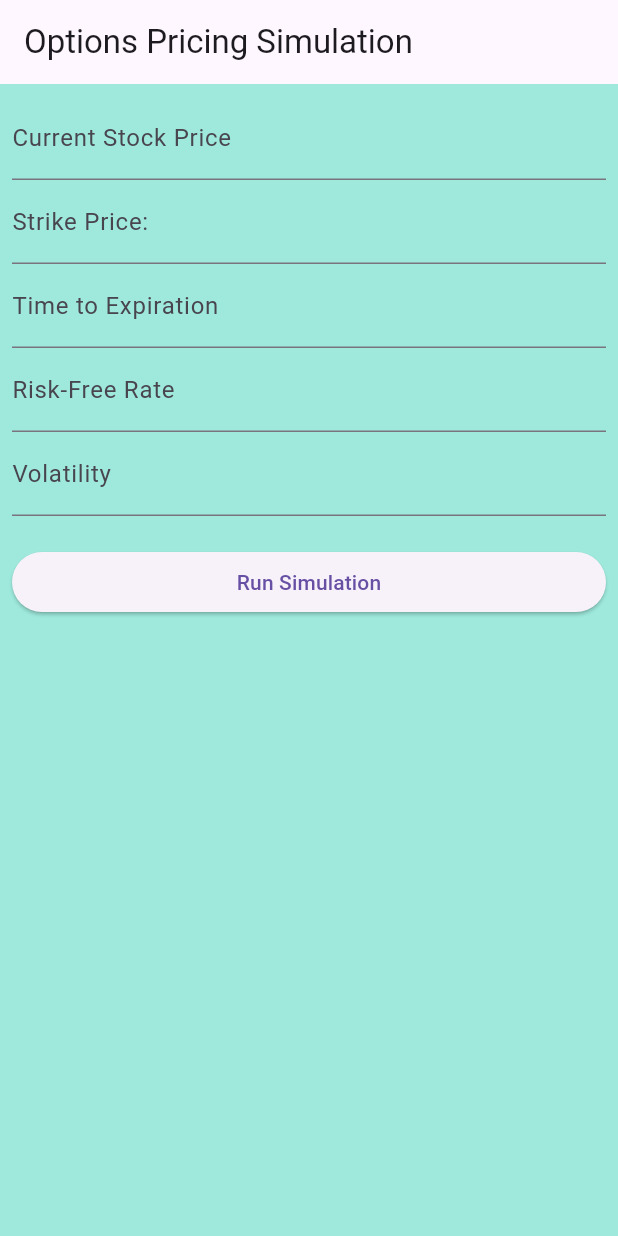
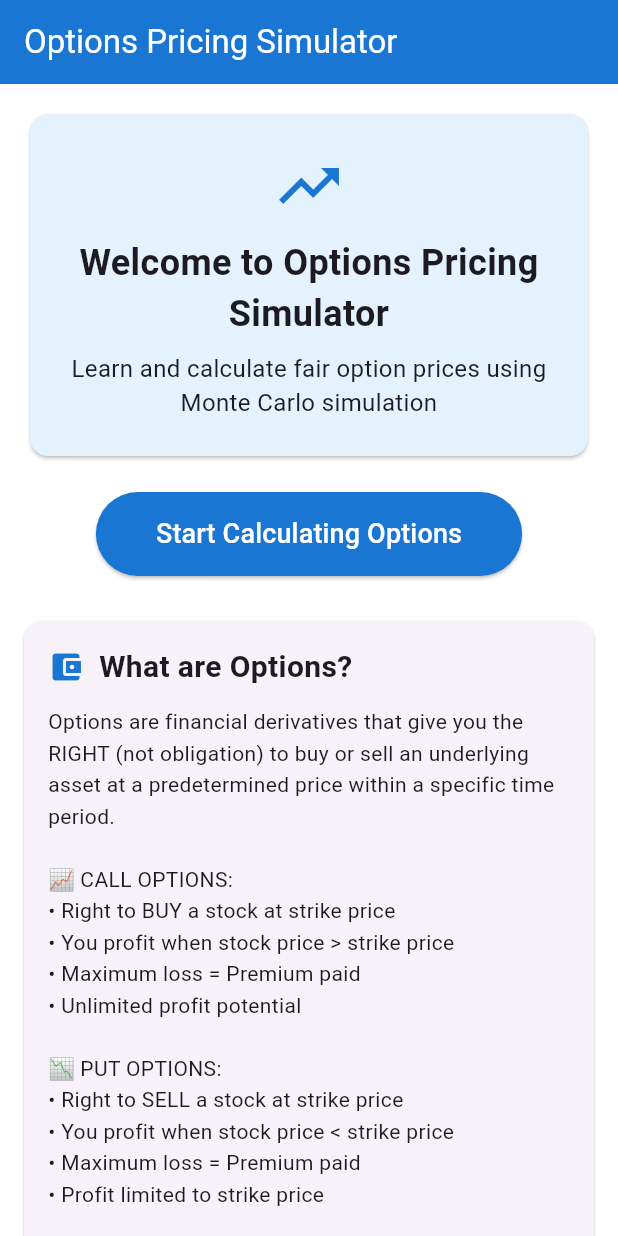
Before and after one commit to ayushgupta5924/options-simulation, a Flutter app: the screen it shows after launch, on a phone screen of 412 x 824 dp. Run offline on Flutter 3.47's test engine with Material 3 defaults, Android fonts, the light colour scheme and no system bars.

Commit message:
Updated UI

```diff
--- a/option_trading/lib/main.dart
+++ b/option_trading/lib/main.dart
@@ -1,12 +1,9 @@
 import 'package:flutter/material.dart';
-import 'package:option_trading/screens/input_screen.dart';
-// ignore: unused_import
-import 'package:http/http.dart' as http;
+import 'package:option_trading/screens/home_screen.dart';
 
 void main() {
   runApp(const MyApp());
 }
-
 
 class MyApp extends StatelessWidget {
   const MyApp({super.key});
@@ -17,9 +14,9 @@ class MyApp extends StatelessWidget {
       title: 'Option Pricing Simulation',
       theme: ThemeData(
         primarySwatch: Colors.blue,
-        scaffoldBackgroundColor: Color.fromARGB(138, 76, 214, 191),
+        scaffoldBackgroundColor: Colors.white,
       ),
-      home: InputScreen(),
+      home: HomeScreen(),
     );
   }
 }
--- /dev/null
+++ b/option_trading/lib/screens/home_screen.dart
@@ -0,0 +1,255 @@
+import 'package:flutter/material.dart';
+import 'package:option_trading/screens/input_screen.dart';
+
+class HomeScreen extends StatelessWidget {
+  @override
+  Widget build(BuildContext context) {
+    return Scaffold(
+      appBar: AppBar(
+        title: const Text('Options Pricing Simulator'),
+        backgroundColor: Colors.blue[700],
+        foregroundColor: Colors.white,
+      ),
+      body: SingleChildScrollView(
+        padding: EdgeInsets.all(16.0),
+        child: Column(
+          crossAxisAlignment: CrossAxisAlignment.start,
+          children: [
+            // Welcome Section
+            Center(
+              child: Card(
+                color: Colors.blue[50],
+                child: Padding(
+                  padding: EdgeInsets.all(24.0),
+                  child: Column(
+                    mainAxisSize: MainAxisSize.min,
+                    children: [
+                      Icon(Icons.trending_up, size: 48, color: Colors.blue[700]),
+                      SizedBox(height: 10),
+                      Text('Welcome to Options Pricing Simulator',
+                           style: TextStyle(fontSize: 24, fontWeight: FontWeight.bold),
+                           textAlign: TextAlign.center),
+                      SizedBox(height: 8),
+                      Text('Learn and calculate fair option prices using Monte Carlo simulation',
+                           style: TextStyle(fontSize: 16), textAlign: TextAlign.center),
+                    ],
+                  ),
+                ),
+              ),
+            ),
+            SizedBox(height: 20),
+
+            // Start Button at top
+            Center(
+              child: ElevatedButton(
+                onPressed: () {
+                  Navigator.push(
+                    context,
+                    MaterialPageRoute(builder: (context) => InputScreen()),
+                  );
+                },
+                style: ElevatedButton.styleFrom(
+                  backgroundColor: Colors.blue[700],
+                  foregroundColor: Colors.white,
+                  padding: EdgeInsets.symmetric(horizontal: 40, vertical: 15),
+                ),
+                child: Text('Start Calculating Options', style: TextStyle(fontSize: 18)),
+              ),
+            ),
+            SizedBox(height: 30),
+
+            // Two Column Layout
+            LayoutBuilder(
+              builder: (context, constraints) {
+                if (constraints.maxWidth > 800) {
+                  return Row(
+                    crossAxisAlignment: CrossAxisAlignment.start,
+                    children: [
+                      Expanded(child: _buildLeftColumn()),
+                      SizedBox(width: 16),
+                      Expanded(child: _buildRightColumn()),
+                    ],
+                  );
+                } else {
+                  return Column(
+                    children: [
+                      _buildLeftColumn(),
+                      _buildRightColumn(),
+                    ],
+                  );
+                }
+              },
+            ),
+          ],
+        ),
+      ),
+    );
+  }
+
+  Widget _buildLeftColumn() {
+    return Column(
+      children: [
+        // What are Options - Detailed
+        _buildSection(
+          'What are Options?',
+          'Options are financial derivatives that give you the RIGHT (not obligation) to buy or sell an underlying asset at a predetermined price within a specific time period.\n\n'
+          '📈 CALL OPTIONS:\n'
+          '• Right to BUY a stock at strike price\n'
+          '• You profit when stock price > strike price\n'
+          '• Maximum loss = Premium paid\n'
+          '• Unlimited profit potential\n\n'
+          '📉 PUT OPTIONS:\n'
+          '• Right to SELL a stock at strike price\n'
+          '• You profit when stock price < strike price\n'
+          '• Maximum loss = Premium paid\n'
+          '• Profit limited to strike price\n\n'
+          '💡 KEY TERMS:\n'
+          '• Premium: Price you pay to buy the option\n'
+          '• Strike Price: The agreed buying/selling price\n'
+          '• Expiration: When the option expires\n'
+          '• Exercise: Actually using your right to buy/sell',
+          Icons.account_balance_wallet,
+        ),
+
+        // Real Examples
+        _buildSection(
+          'Real-World Examples',
+          '🔥 CALL OPTION EXAMPLE:\n'
+          'Stock: Reliance, Current Price: ₹2,500\n'
+          'You buy Call Option: Strike ₹2,600, Premium ₹50\n\n'
+          'Scenario 1 - Stock rises to ₹2,800:\n'
+          '• Exercise option: Buy at ₹2,600, Sell at ₹2,800\n'
+          '• Profit = ₹2,800 - ₹2,600 - ₹50 = ₹150 per share\n\n'
+          'Scenario 2 - Stock falls to ₹2,400:\n'
+          '• Don\'t exercise (why buy at ₹2,600 when market is ₹2,400?)\n'
+          '• Loss = Premium paid = ₹50 per share\n\n'
+          '❄️ PUT OPTION EXAMPLE:\n'
+          'Stock: TCS, Current Price: ₹3,500\n'
+          'You buy Put Option: Strike ₹3,400, Premium ₹80\n\n'
+          'Scenario 1 - Stock falls to ₹3,200:\n'
+          '• Exercise option: Sell at ₹3,400 when market is ₹3,200\n'
+          '• Profit = ₹3,400 - ₹3,200 - ₹80 = ₹120 per share\n\n'
+          'Scenario 2 - Stock rises to ₹3,700:\n'
+          '• Don\'t exercise (why sell at ₹3,400 when market is ₹3,700?)\n'
+          '• Loss = Premium paid = ₹80 per share',
+          Icons.trending_up,
+        ),
+
+        // Mathematical Model
+        _buildSection(
+          'Mathematical Formula',
+          'Stock Price Movement (Geometric Brownian Motion):\n'
+          'S(t+dt) = S(t) × exp((r - σ²/2)×dt + σ×√dt×ε)\n\n'
+          'Where:\n'
+          '• S(t) = Stock price at time t\n'
+          '• r = Risk-free rate\n'
+          '• σ = Volatility\n'
+          '• dt = Time step\n'
+          '• ε = Random normal variable\n\n'
+          'Option Price = e^(-r×T) × Average(max(S_final - K, 0))',
+          Icons.calculate,
+        ),
+      ],
+    );
+  }
+
+  Widget _buildRightColumn() {
+    return Column(
+      children: [
+        // Why Options Matter
+        _buildSection(
+          'Why Trade Options?',
+          '🎯 LEVERAGE:\n'
+          '• Control large positions with small capital\n'
+          '• ₹5,000 premium can control ₹2,50,000 worth of stocks\n\n'
+          '🛡️ HEDGING:\n'
+          '• Protect your stock portfolio from losses\n'
+          '• Buy puts to insure against price drops\n\n'
+          '💰 INCOME GENERATION:\n'
+          '• Sell options to earn premium income\n'
+          '• Generate monthly cash flow from your holdings\n\n'
+          '📊 SPECULATION:\n'
+          '• Bet on price direction with limited risk\n'
+          '• Higher returns than direct stock investment\n\n'
+          '⚠️ RISKS:\n'
+          '• Options can expire worthless (100% loss)\n'
+          '• Time decay reduces option value daily\n'
+          '• Requires good market timing and analysis',
+          Icons.psychology,
+        ),
+
+        // Factors Affecting Option Prices
+        _buildSection(
+          'What Affects Option Prices?',
+          '📈 STOCK PRICE:\n'
+          '• Higher stock price = Higher call option value\n'
+          '• Higher stock price = Lower put option value\n\n'
+          '🎯 STRIKE PRICE:\n'
+          '• Lower strike = More expensive call options\n'
+          '• Higher strike = More expensive put options\n\n'
+          '⏰ TIME TO EXPIRATION:\n'
+          '• More time = Higher option value (more chances to profit)\n'
+          '• Time decay accelerates as expiration approaches\n\n'
+          '📊 VOLATILITY:\n'
+          '• Higher volatility = Higher option prices\n'
+          '• More price swings = More profit opportunities\n\n'
+          '💰 INTEREST RATES:\n'
+          '• Higher rates = Higher call prices, Lower put prices\n'
+          '• Affects the present value calculations\n\n'
+          '💸 DIVIDENDS:\n'
+          '• Expected dividends reduce call prices\n'
+          '• Increase put prices (stock goes ex-dividend)',
+          Icons.tune,
+        ),
+
+        // Monte Carlo Simulation
+        _buildSection(
+          'Monte Carlo Simulation',
+          'A mathematical technique that uses random sampling to model complex systems.\n\n'
+          'For options pricing:\n'
+          '• Simulates thousands of possible stock price paths\n'
+          '• Each path uses random price movements\n'
+          '• Calculates option payoff for each scenario\n'
+          '• Averages all payoffs to get fair price\n\n'
+          'This method handles market uncertainty and volatility effectively.',
+          Icons.analytics,
+        ),
+
+        // How to Use
+        _buildSection(
+          'How to Use This App',
+          '1. Enter current stock price in ₹\n'
+          '2. Set strike price (your target price)\n'
+          '3. Choose time to expiration in years\n'
+          '4. Input risk-free rate (e.g., 0.06 for 6%)\n'
+          '5. Set volatility (e.g., 0.25 for 25%)\n'
+          '6. Get instant option price calculation!',
+          Icons.help_outline,
+        ),
+      ],
+    );
+  }
+
+  Widget _buildSection(String title, String content, IconData icon) {
+    return Card(
+      margin: EdgeInsets.only(bottom: 16),
+      child: Padding(
+        padding: EdgeInsets.all(16.0),
+        child: Column(
+          crossAxisAlignment: CrossAxisAlignment.start,
+          children: [
+            Row(
+              children: [
+                Icon(icon, color: Colors.blue[700]),
+                SizedBox(width: 10),
+                Text(title, style: TextStyle(fontSize: 20, fontWeight: FontWeight.bold)),
+              ],
+            ),
+            SizedBox(height: 12),
+            Text(content, style: TextStyle(fontSize: 14, height: 1.5)),
+          ],
+        ),
+      ),
+    );
+  }
+}
--- a/option_trading/lib/screens/input_screen.dart
+++ b/option_trading/lib/screens/input_screen.dart
@@ -1,7 +1,12 @@
 import 'package:flutter/material.dart';
 import 'package:option_trading/screens/results_screen.dart';
 
-class InputScreen extends StatelessWidget{
+class InputScreen extends StatefulWidget {
+  @override
+  _InputScreenState createState() => _InputScreenState();
+}
+
+class _InputScreenState extends State<InputScreen> {
   final TextEditingController _stockPriceController = TextEditingController();
   final TextEditingController _strikePriceController = TextEditingController();
   final TextEditingController _timeToExpirationController = TextEditingController();
@@ -12,7 +17,9 @@ class InputScreen extends StatelessWidget{
   Widget build(BuildContext context) {
     return Scaffold(
       appBar: AppBar(
-        title: const Text('Options Pricing Simulation'),
+        title: const Text('Options Pricing Simulator'),
+        backgroundColor: Colors.blue[700],
+        foregroundColor: Colors.white,
       ),
       body: Padding(
         padding: const EdgeInsets.all(8.0),
@@ -21,27 +28,27 @@ class InputScreen extends StatelessWidget{
           children: <Widget>[
             TextFormField(
               controller: _stockPriceController,
-              decoration: InputDecoration(labelText: 'Current Stock Price'),
+              decoration: InputDecoration(labelText: 'Current Stock Price (₹)'),
               keyboardType: TextInputType.number,
             ),
             TextFormField(
               controller: _strikePriceController,
-              decoration: InputDecoration(labelText: 'Strike Price: '),
+              decoration: InputDecoration(labelText: 'Strike Price (₹)'),
               keyboardType: TextInputType.number,
             ),
             TextFormField(
               controller: _timeToExpirationController,
-              decoration: InputDecoration(labelText: 'Time to Expiration'),
+              decoration: InputDecoration(labelText: 'Time to Expiration (in Years)'),
               keyboardType: TextInputType.number,
             ),
             TextFormField(
               controller: _riskFreeRateController,
-              decoration: InputDecoration(labelText: 'Risk-Free Rate'),
+              decoration: InputDecoration(labelText: 'Risk-Free Rate (e.g., 0.06 for 6%)'),
               keyboardType: TextInputType.number,
             ),
             TextFormField(
               controller: _volatilityController,
-              decoration: InputDecoration(labelText: 'Volatility'),
+              decoration: InputDecoration(labelText: 'Volatility (e.g., 0.25 for 25%)'),
               keyboardType: TextInputType.number,
             ),
             SizedBox(height: 20),
@@ -56,6 +63,7 @@ class InputScreen extends StatelessWidget{
   }
 
   void _navigateToResultsScreen(BuildContext context) {
+    try {
       Navigator.push(
         context, MaterialPageRoute(
           builder: (context) => ResultsScreen(
@@ -67,5 +75,10 @@ class InputScreen extends StatelessWidget{
           ),
         ),
       );
+    } catch (e) {
+      ScaffoldMessenger.of(context).showSnackBar(
+        SnackBar(content: Text('Please enter valid numbers')),
+      );
     }
   }
+}
--- /dev/null
+++ b/requirements.txt
@@ -0,0 +1,4 @@
+flask==2.3.3
+numpy==1.24.3
+pandas==2.0.3
+yfinance==0.2.18
```
Also changed, not shown: option_trading/lib/screens/results_screen.dart (+56 -79 lines), option_trading/lib/utils/monte_carlo_simulation.dart (+7 -6 lines), option_trading/pubspec.lock, 3 other files. Lines whose indentation alone changed are shown as unchanged.
